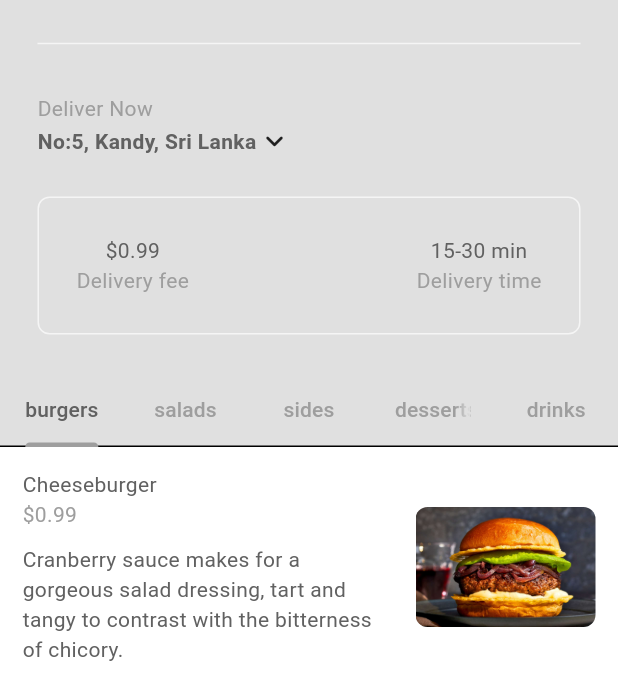
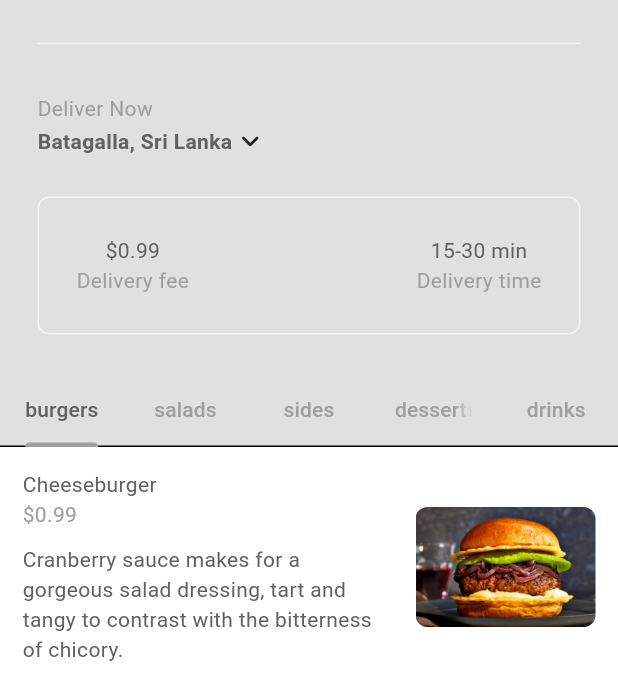
Before and after one commit to bhagyanimash/food_delivery_app, a Flutter app: the screen it shows once a user with an empty profile is signed in, on a phone screen of 412 x 824 dp, the part 63-740 px from its top. Run offline on Flutter 3.47's test engine with Material 3 defaults, Android fonts, the phone set to English and light mode, and no system bars; our stand-ins replace cloud_firestore, firebase_auth, firebase_core, flutter_credit_card; accounts and stored records are empty.

Commit message:
update: delivery address

```diff
--- a/lib/components/my_current_location.dart
+++ b/lib/components/my_current_location.dart
@@ -1,16 +1,18 @@
-import 'package:flutter/cupertino.dart';
 import 'package:flutter/material.dart';
+import 'package:food_delivery_app/models/resturent.dart';
+import 'package:provider/provider.dart';
 
 class MyCurrentLocation extends StatelessWidget {
   const MyCurrentLocation({super.key});
 
   void openLocationSearchBox(BuildContext context) {
+    TextEditingController textController = TextEditingController();
     showDialog(
       context: context,
       builder: (context) => AlertDialog(
         title: const Text("Your Location"),
         content: const TextField(
-          decoration: InputDecoration(hintText: "Search address.."),
+          decoration: InputDecoration(hintText: "Enter address.."),
         ),
         actions: [
           MaterialButton(
@@ -18,7 +20,11 @@ class MyCurrentLocation extends StatelessWidget {
             child: const Text("Cancle"),
           ),
           MaterialButton(
-            onPressed: () => Navigator.pop(context),
+            onPressed: () {
+              String newAddress = textController.text;
+              context.read<Resturent>().updateDeliveryAddress(newAddress);
+              Navigator.pop(context);
+            },
             child: const Text("Save"),
           ),
         ],
@@ -41,13 +47,15 @@ class MyCurrentLocation extends StatelessWidget {
             onTap: () => openLocationSearchBox(context),
             child: Row(
               children: [
-                Text(
-                  "No:5, Kandy, Sri Lanka",
-                  style: TextStyle(
-                      color: Theme.of(context).colorScheme.inversePrimary,
-                      fontWeight: FontWeight.bold),
+                Consumer<Resturent>(
+                  builder: (context, resturent, child) => Text(
+                    resturent.deliveryAddress,
+                    style: TextStyle(
+                        color: Theme.of(context).colorScheme.inversePrimary,
+                        fontWeight: FontWeight.bold),
+                  ),
                 ),
-                Icon(Icons.keyboard_arrow_down_rounded),
+                const Icon(Icons.keyboard_arrow_down_rounded),
               ],
             ),
           )
--- a/lib/models/resturent.dart
+++ b/lib/models/resturent.dart
@@ -147,19 +147,21 @@ class Resturent extends ChangeNotifier {
     )
   ];
 
+  //user cart
+  final List<CartItem> _cart = [];
+
+  String _deliveryAddress = 'Batagalla, Sri Lanka';
   /*
   GETTERS
   */
 
   List<Food> get menu => _menu;
   List<CartItem> get cart => _cart;
+  String get deliveryAddress => _deliveryAddress;
 
   /*
   OPERATIONS
   */
-
-  //user cart
-  final List<CartItem> _cart = [];
 
   //add to cart
   void addToCart(Food food, List<Addon> selectedAddons) {
@@ -230,6 +232,10 @@ class Resturent extends ChangeNotifier {
     notifyListeners();
   }
 
+  void updateDeliveryAddress(String newAddress) {
+    _deliveryAddress = newAddress;
+    notifyListeners();
+  }
   /*
   HELPERS
   */
@@ -260,6 +266,8 @@ class Resturent extends ChangeNotifier {
     receipt.writeln();
     receipt.writeln("Total Items: ${getTotalItemCount()}");
     receipt.writeln("Total Price: ${_formatPrice(getTotalPrice())}");
+    receipt.writeln();
+    receipt.writeln('Delivering to: $deliveryAddress');
 
     return receipt.toString();
   }
```
